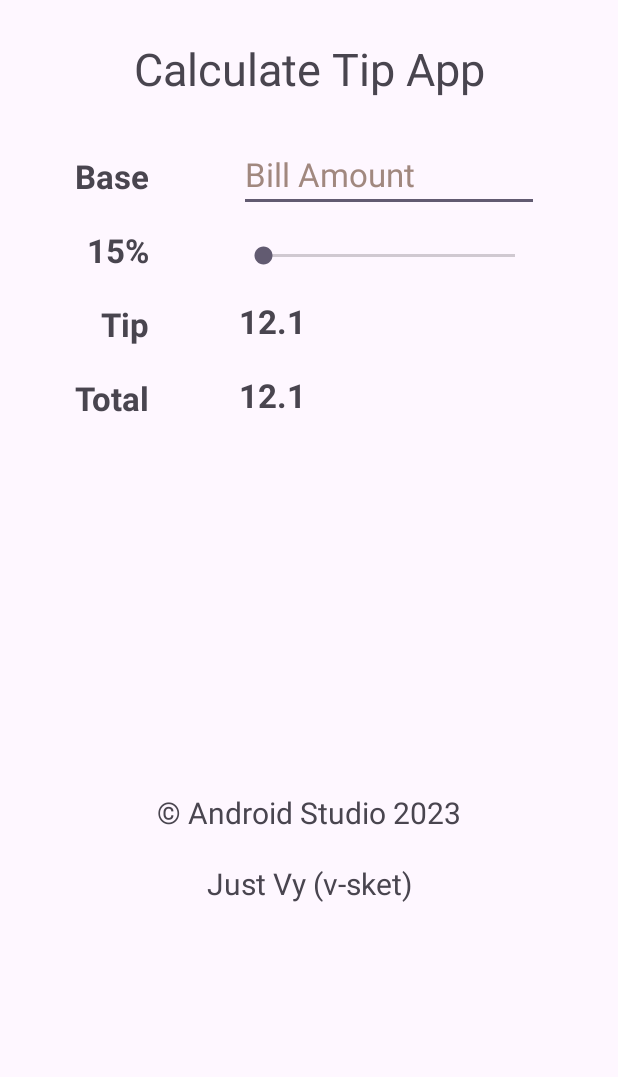
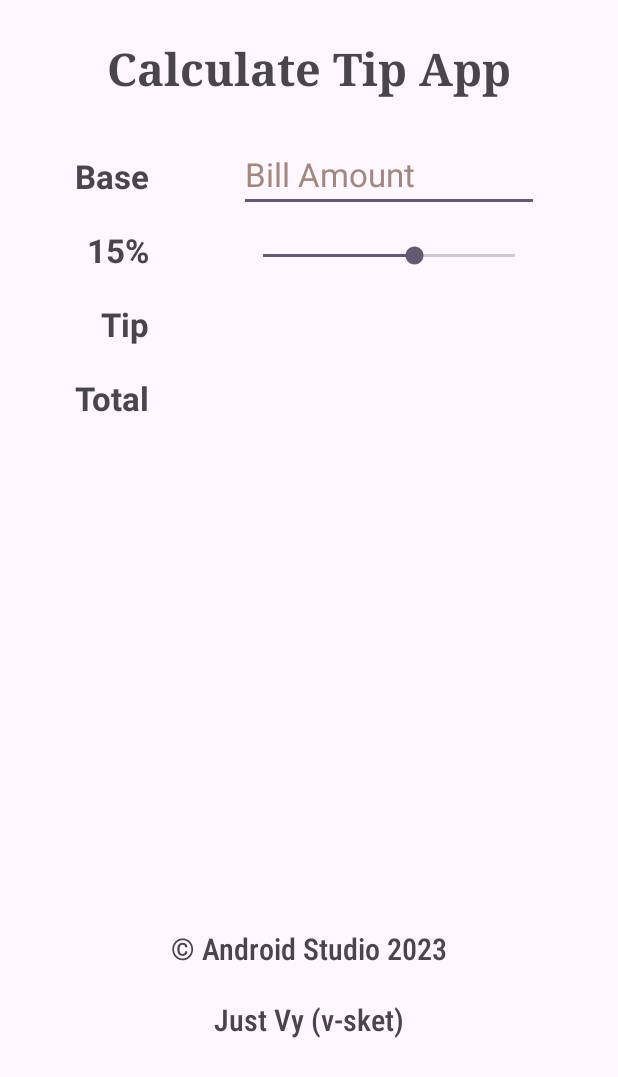
Before and after one commit to v-sket/CalculateTipAppRedo, an Android app: the screen it shows after launch (MainActivity), on a phone screen of 412 x 824 dp. Shown: the top 1077 px of the screen. Run offline under Robolectric (Android 15) with nearby library versions, the phone set to English and light mode, and no system bars.

Commit message:
Added the Control and Edited the GUI

```diff
--- a/app/src/main/java/com/example/calculatetipredo/MainActivity.kt
+++ b/app/src/main/java/com/example/calculatetipredo/MainActivity.kt
@@ -1,11 +1,109 @@
 package com.example.calculatetipredo
 
+import android.annotation.SuppressLint
 import androidx.appcompat.app.AppCompatActivity
 import android.os.Bundle
+import android.text.Editable
+import android.text.TextWatcher
+import android.util.Log
+import android.widget.EditText
+import android.widget.SeekBar
+import android.widget.TextView
+import androidx.core.content.ContextCompat
+
+private const val TAG = "MainActivity"
+private const val INITIAL_TIP_PERCENT = 15
 
 class MainActivity : AppCompatActivity() {
+    private lateinit var tvBaseAmount: TextView
+    private lateinit var tvTipPercent: TextView
+    private lateinit var etBaseAmount: EditText
+    private lateinit var sbTipPercent: SeekBar
+    private lateinit var tvTipAmountResult: TextView
+    private lateinit var tvTotalAmountResult: TextView
+    private lateinit var tvDescription: TextView
+
+    @SuppressLint("SetTextI18n")
     override fun onCreate(savedInstanceState: Bundle?) {
         super.onCreate(savedInstanceState)
         setContentView(R.layout.activity_main)
+
+        tvBaseAmount = findViewById(R.id.tvBaseAmount)
+        tvTipPercent = findViewById(R.id.tvTipPercent)
+        etBaseAmount = findViewById(R.id.etBaseAmount)
+        sbTipPercent = findViewById(R.id.sbTipPercent)
+        tvTipAmountResult = findViewById(R.id.tvTipAmountResult)
+        tvTotalAmountResult = findViewById(R.id.tvTotalAmountResult)
+        tvDescription = findViewById(R.id.tvDescription)
+
+        sbTipPercent.progress = INITIAL_TIP_PERCENT
+        tvTipPercent.text = "$INITIAL_TIP_PERCENT%"
+
+        sbTipPercent.setOnSeekBarChangeListener(object : SeekBar.OnSeekBarChangeListener {
+            // Want to create override fun need "object:..."
+            override fun onProgressChanged(seekBar: SeekBar?, progress: Int, fromUser: Boolean) {
+                Log.i(TAG, "onProgressChanged $progress")
+                tvTipPercent.text = "$progress%"
+                computeResult()
+                updateTipDescription(progress)
+            }
+
+            override fun onStartTrackingTouch(seekBar: SeekBar?) {}
+
+            override fun onStopTrackingTouch(seekBar: SeekBar?) {}
+        })
+
+        //have to put etBaseAmount.addTextChangedListener after sbTipPercent.setOnSeekBarChangeListener to calculate TipAmount
+        etBaseAmount.addTextChangedListener(object : TextWatcher {
+            override fun beforeTextChanged(s: CharSequence?, start: Int, count: Int, after: Int) {}
+
+            override fun onTextChanged(s: CharSequence?, start: Int, before: Int, count: Int) {}
+
+            override fun afterTextChanged(s: Editable?) {
+                Log.i(TAG, "afterChanged $s")
+                computeResult()
+            }
+
+        })
+    }
+
+    //    @SuppressLint("SetTextI18n")
+    @SuppressLint("SetTextI18n")
+    private fun computeResult() {
+        if (etBaseAmount.text.isEmpty()) {
+            tvTipAmountResult.text = ""
+            tvTotalAmountResult.text = ""
+            return
+        }
+
+        val baseAmount = etBaseAmount.text.toString().toDouble()
+        val tipPercent = sbTipPercent.progress
+        val tipAmount = baseAmount * tipPercent / 100
+        val totalAmount = baseAmount + tipAmount
+
+        tvTipAmountResult.text = "%.2f".format(tipAmount)
+        tvTotalAmountResult.text = "%.2f".format(totalAmount)
+    }
+
+    private fun updateTipDescription(tipPercent: Int) {
+        val tipDescription = when (tipPercent) {
+            in 0..4 -> "Poor"
+            in 5..9 -> "Acceptable"
+            in 10..14 -> "Good"
+            in 15..19 -> "Great"
+            else -> "Amazing"
+        }
+        tvDescription.text = tipDescription
+        updateColor(tipPercent)
+    }
+
+    private fun updateColor(tipPercent:Int){
+        when(tipPercent){
+            in 0..4 -> tvDescription.setTextColor(ContextCompat.getColor(this, R.color.red))
+            in 5..9 -> tvDescription.setTextColor(ContextCompat.getColor(this, R.color.orange))
+            in 10..14 -> tvDescription.setTextColor(ContextCompat.getColor(this, R.color.yellow))
+            in 15..19 -> tvDescription.setTextColor(ContextCompat.getColor(this, R.color.yellowGreen))
+            else -> tvDescription.setTextColor(ContextCompat.getColor(this, R.color.green))
+        }
     }
 }
--- a/app/src/main/res/layout/activity_main.xml
+++ b/app/src/main/res/layout/activity_main.xml
@@ -8,12 +8,13 @@
 
     <TextView
         android:id="@+id/tvTitle"
+        android:fontFamily="serif"
         android:layout_width="wrap_content"
         android:layout_height="wrap_content"
         android:paddingTop="25dp"
         android:paddingBottom="25dp"
         android:text="Calculate Tip App"
-        android:textAppearance="@style/TextAppearance.AppCompat.Medium"
+        android:textStyle="bold"
         android:textSize="30sp"
         app:layout_constraintEnd_toEndOf="parent"
         app:layout_constraintStart_toStartOf="parent"
@@ -27,7 +28,6 @@
         android:layout_marginStart="50dp"
         android:layout_marginTop="11dp"
         android:text="Base"
-        android:textAppearance="@style/TextAppearance.AppCompat.Medium"
         android:textSize="22sp"
         android:textStyle="bold"
         app:layout_constraintStart_toStartOf="parent"
@@ -40,7 +40,6 @@
         android:layout_height="wrap_content"
         android:layout_marginTop="20dp"
         android:text="15%"
-        android:textAppearance="@style/TextAppearance.AppCompat.Medium"
         android:textSize="22sp"
         android:textStyle="bold"
         app:layout_constraintEnd_toEndOf="@+id/tvBaseAmount"
@@ -53,7 +52,6 @@
         android:layout_height="wrap_content"
         android:layout_marginTop="20dp"
         android:text="Tip"
-        android:textAppearance="@style/TextAppearance.AppCompat.Medium"
         android:textSize="22sp"
         android:textStyle="bold"
         app:layout_constraintEnd_toEndOf="@+id/tvBaseAmount"
@@ -66,7 +64,6 @@
         android:layout_height="wrap_content"
         android:layout_marginTop="20dp"
         android:text="Total"
-        android:textAppearance="@style/TextAppearance.AppCompat.Medium"
         android:textSize="22sp"
         android:textStyle="bold"
         app:layout_constraintEnd_toEndOf="@+id/tvBaseAmount"
@@ -80,7 +77,7 @@
         android:layout_marginStart="60dp"
         android:ems="12"
         android:hint="Bill Amount"
-        android:inputType="number"
+        android:inputType="numberDecimal"
         android:textColorHint="#A1887F"
         android:textSize="22sp"
         app:layout_constraintStart_toEndOf="@+id/tvBaseAmount"
@@ -92,7 +89,7 @@
         android:layout_width="200dp"
         android:layout_height="wrap_content"
         android:layout_marginTop="20dp"
-        android:max="30"
+        android:max="25"
         app:layout_constraintStart_toStartOf="@+id/etBaseAmount"
         app:layout_constraintTop_toBottomOf="@+id/etBaseAmount" />
 
@@ -101,8 +98,7 @@
         android:layout_width="wrap_content"
         android:layout_height="wrap_content"
         android:layout_marginTop="20dp"
-        android:text="12.1"
-        android:textAppearance="@style/TextAppearance.AppCompat.Medium"
+        tools:text="12.1"
         android:textSize="22sp"
         android:textStyle="bold"
         app:layout_constraintStart_toStartOf="@+id/etBaseAmount"
@@ -114,8 +110,7 @@
         android:layout_width="wrap_content"
         android:layout_height="wrap_content"
         android:layout_marginTop="20dp"
-        android:text="12.1"
-        android:textAppearance="@style/TextAppearance.AppCompat.Medium"
+        tools:text="12.1"
         android:textSize="22sp"
         android:textStyle="bold"
         app:layout_constraintStart_toStartOf="@+id/etBaseAmount"
@@ -123,19 +118,34 @@
         tools:ignore="HardcodedText" />
 
     <TextView
-        android:id="@+id/tvCopyright"
+        android:id="@+id/tvDescription"
         android:layout_width="wrap_content"
         android:layout_height="wrap_content"
-        android:layout_marginTop="250dp"
+        android:fontFamily="sans-serif-condensed-medium"
+        android:layout_marginTop="150dp"
+        tools:text="description"
+        android:textStyle="bold"
+        android:textSize="30sp"
+        app:layout_constraintEnd_toEndOf="parent"
+        app:layout_constraintStart_toStartOf="parent"
+        app:layout_constraintTop_toBottomOf="@+id/tvTotalAmountResult" />
+
+    <TextView
+        android:id="@+id/tvCopyright"
+        android:fontFamily="sans-serif-condensed-medium"
+        android:layout_width="wrap_content"
+        android:layout_height="wrap_content"
+        android:layout_marginTop="150dp"
         android:text="© Android Studio 2023"
         android:textSize="20sp"
         app:layout_constraintEnd_toEndOf="parent"
         app:layout_constraintStart_toStartOf="parent"
-        app:layout_constraintTop_toBottomOf="@+id/tvTotalAmountResult"
+        app:layout_constraintTop_toBottomOf="@+id/tvDescription"
         tools:ignore="HardcodedText" />
 
     <TextView
         android:id="@+id/tvCreator"
+        android:fontFamily="sans-serif-condensed-medium"
         android:layout_width="wrap_content"
         android:layout_height="wrap_content"
         android:layout_marginTop="20dp"
--- a/app/src/main/res/values/colors.xml
+++ b/app/src/main/res/values/colors.xml
@@ -2,4 +2,9 @@
 <resources>
     <color name="black">#FF000000</color>
     <color name="white">#FFFFFFFF</color>
+    <color name="red">#FF0000</color>
+    <color name="orange">#FF7F00</color>
+    <color name="yellow">#FFFF00</color>
+    <color name="yellowGreen">#9acd32</color>
+    <color name="green">#00FF00</color>
 </resources>
--- a/app/src/main/res/values/themes.xml
+++ b/app/src/main/res/values/themes.xml
@@ -3,6 +3,7 @@
     <style name="Base.Theme.CalculateTipRedo" parent="Theme.Material3.DayNight.NoActionBar">
         <!-- Customize your light theme here. -->
         <!-- <item name="colorPrimary">@color/my_light_primary</item> -->
+        <item name="colorPrimary">@color/black</item>
     </style>
 
     <style name="Theme.CalculateTipRedo" parent="Base.Theme.CalculateTipRedo" />
```
Also changed, not shown: 1 other file.
